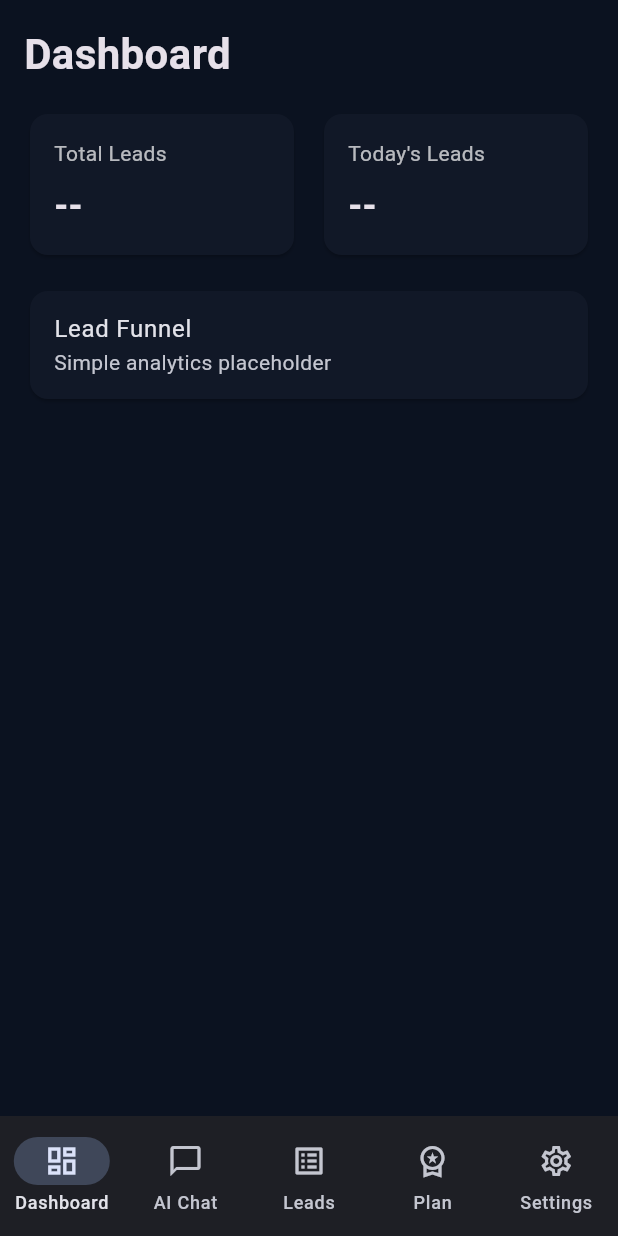
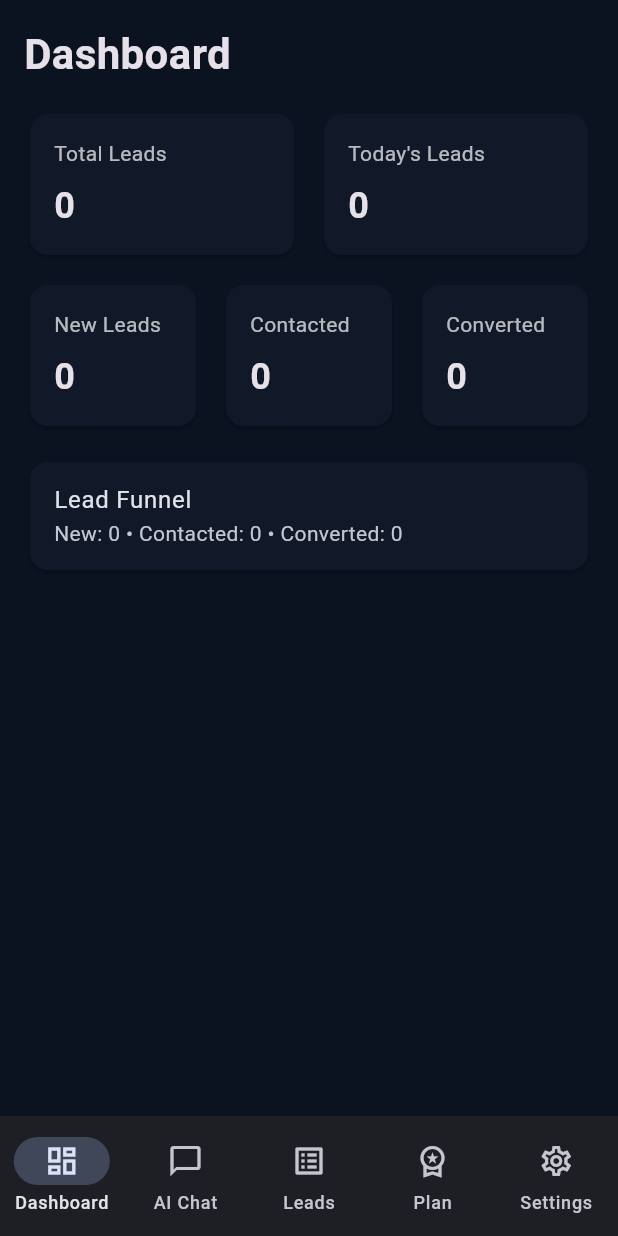
Before and after one commit to Arungharami/Lead-AI-product, a Flutter app: the screen it shows once a user with an empty profile is signed in, on a phone screen of 412 x 824 dp. Run offline on Flutter 3.47's test engine with Material 3 defaults, Android fonts, the phone set to English and light mode, and no system bars; our stand-ins replace cloud_firestore, firebase_auth, firebase_core; accounts and stored records are empty.

Commit message:
Add lead analytics and status workflow

```diff
--- a/frontend/lib/screens/dashboard_screen.dart
+++ b/frontend/lib/screens/dashboard_screen.dart
@@ -1,10 +1,18 @@
 import 'package:flutter/material.dart';
+import 'package:provider/provider.dart';
+
+import '../models/lead.dart';
+import '../services/auth_service.dart';
+import '../services/lead_service.dart';
 
 class DashboardScreen extends StatelessWidget {
   const DashboardScreen({super.key});
 
   @override
   Widget build(BuildContext context) {
+    final userId = context.watch<AuthService>().user?.uid;
+    final leadService = LeadService();
+
     Widget metric(String title, String value) => Expanded(
           child: Card(
             child: Padding(
@@ -18,15 +26,65 @@ class DashboardScreen extends StatelessWidget {
           ),
         );
 
+    if (userId == null) return const Center(child: Text('Please login'));
+
     return SafeArea(
       child: Padding(
         padding: const EdgeInsets.all(16),
         child: Column(crossAxisAlignment: CrossAxisAlignment.start, children: [
           const Text('Dashboard', style: TextStyle(fontSize: 28, fontWeight: FontWeight.bold)),
           const SizedBox(height: 16),
-          Row(children: [metric('Total Leads', '--'), const SizedBox(width: 12), metric("Today's Leads", '--')]),
-          const SizedBox(height: 16),
-          const Card(child: ListTile(title: Text('Lead Funnel'), subtitle: Text('Simple analytics placeholder'))),
+          Expanded(
+            child: StreamBuilder<List<Lead>>(
+              stream: leadService.watchLeads(userId),
+              builder: (context, s) {
+                if (s.connectionState != ConnectionState.active) {
+                  return const Center(child: CircularProgressIndicator());
+                }
+                if (s.hasError) return Center(child: Text('Failed: ${s.error}'));
+
+                final leads = s.data ?? [];
+                final now = DateTime.now();
+                final todayCount = leads.where((l) {
+                  final d = l.createdAt.toLocal();
+                  return d.year == now.year && d.month == now.month && d.day == now.day;
+                }).length;
+
+                final newCount = leads.where((l) => l.status == 'new').length;
+                final contactedCount = leads.where((l) => l.status == 'contacted').length;
+                final convertedCount = leads.where((l) => l.status == 'converted').length;
+
+                return Column(
+                  children: [
+                    Row(
+                      children: [
+                        metric('Total Leads', '${leads.length}'),
+                        const SizedBox(width: 12),
+                        metric("Today's Leads", '$todayCount'),
+                      ],
+                    ),
+                    const SizedBox(height: 12),
+                    Row(
+                      children: [
+                        metric('New Leads', '$newCount'),
+                        const SizedBox(width: 12),
+                        metric('Contacted', '$contactedCount'),
+                        const SizedBox(width: 12),
+                        metric('Converted', '$convertedCount'),
+                      ],
+                    ),
+                    const SizedBox(height: 16),
+                    Card(
+                      child: ListTile(
+                        title: const Text('Lead Funnel'),
+                        subtitle: Text('New: $newCount • Contacted: $contactedCount • Converted: $convertedCount'),
+                      ),
+                    ),
+                  ],
+                );
+              },
+            ),
+          ),
         ]),
       ),
     );
--- a/frontend/lib/screens/leads_screen.dart
+++ b/frontend/lib/screens/leads_screen.dart
@@ -36,8 +36,14 @@ class LeadsScreen extends StatelessWidget {
                   itemBuilder: (_, i) => Card(
                     child: ListTile(
                       title: Text(leads[i].name),
-                      subtitle: Text('${leads[i].need} • ${leads[i].status}'),
-                      trailing: const Icon(Icons.chevron_right),
+                      subtitle: Text(leads[i].need),
+                      trailing: Row(
+                        mainAxisSize: MainAxisSize.min,
+                        children: [
+                          Chip(label: Text(leads[i].status)),
+                          const Icon(Icons.chevron_right),
+                        ],
+                      ),
                       onTap: () => Navigator.push(context, MaterialPageRoute(builder: (_) => LeadDetailScreen(lead: leads[i]))),
                     ),
                   ),
```
Also changed, not shown: frontend/lib/screens/lead_detail_screen.dart (+54 -8 lines), frontend/lib/services/lead_service.dart (+7 -0 lines).
